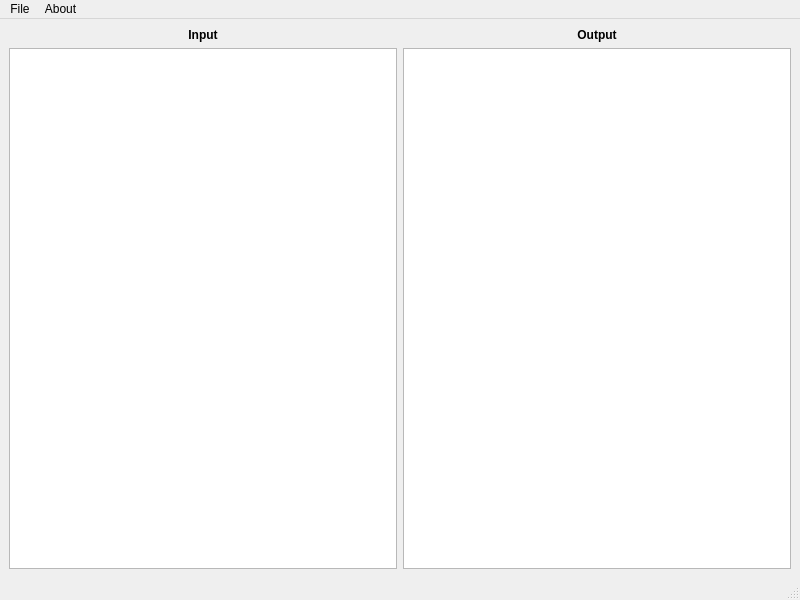
Qt form Forms/xml_editor.ui (Moatsm-prog/XML-To-JSON-1) before a commit.
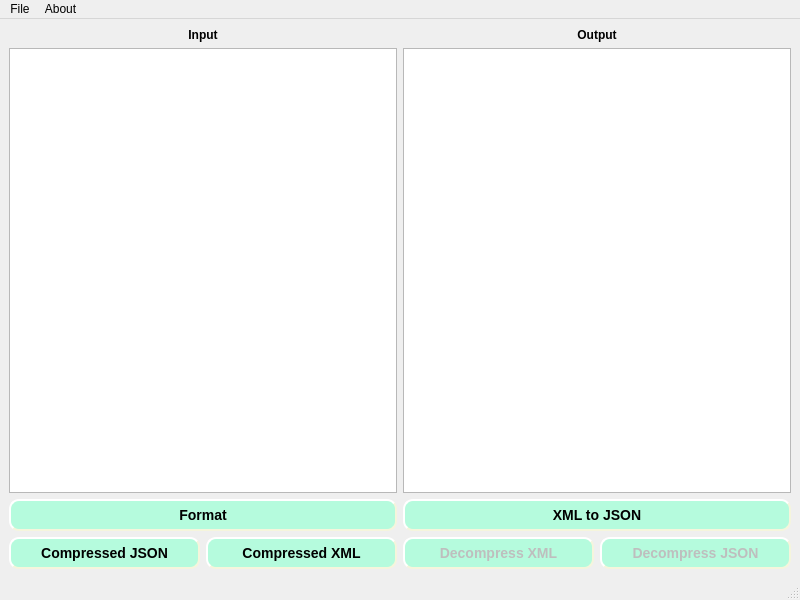
The same form after that commit. Icons and pictures are not drawn.

The edit to the form file:
```diff
--- a/Forms/xml_editor.ui
+++ b/Forms/xml_editor.ui
@@ -71,6 +71,186 @@
       </item>
      </layout>
     </item>
+    <item>
+     <layout class="QVBoxLayout" name="verticalLayout_3">
+      <item>
+       <layout class="QHBoxLayout" name="horizontalLayout_3">
+        <item>
+         <widget class="QPushButton" name="format_button">
+          <property name="styleSheet">
+           <string notr="true">QPushButton{
+	background-color: #B5FBDD;
+    border-style: outset;
+    border-width: 2px;
+    border-radius: 10px;
+    border-color: beige;
+    font: bold 14px;
+    min-width: 10em;
+    padding: 6px;
+}
+QPushButton:pressed {
+    background-color: rgb(224, 0, 0);
+    border-style: inset;
+}
+
+QPushButton:hover{
+background-color:rgb(252, 252, 252)
+}</string>
+          </property>
+          <property name="text">
+           <string>Format</string>
+          </property>
+         </widget>
+        </item>
+        <item>
+         <widget class="QPushButton" name="convert">
+          <property name="styleSheet">
+           <string notr="true">QPushButton{
+	background-color: #B5FBDD;
+    border-style: outset;
+    border-width: 2px;
+    border-radius: 10px;
+    border-color: beige;
+    font: bold 14px;
+    min-width: 10em;
+    padding: 6px;
+}
+QPushButton:pressed {
+    background-color: rgb(224, 0, 0);
+    border-style: inset;
+}
+
+QPushButton:hover{
+background-color:rgb(252, 252, 252)
+}</string>
+          </property>
+          <property name="text">
+           <string>XML to JSON</string>
+          </property>
+         </widget>
+        </item>
+       </layout>
+      </item>
+      <item>
+       <layout class="QHBoxLayout" name="horizontalLayout_2">
+        <item>
+         <widget class="QPushButton" name="comp_json">
+          <property name="styleSheet">
+           <string notr="true">QPushButton{
+	background-color: #B5FBDD;
+    border-style: outset;
+    border-width: 2px;
+    border-radius: 10px;
+    border-color: beige;
+    font: bold 14px;
+    min-width: 10em;
+    padding: 6px;
+}
+QPushButton:pressed {
+    background-color: rgb(224, 0, 0);
+    border-style: inset;
+}
+
+QPushButton:hover{
+background-color:rgb(252, 252, 252)
+}</string>
+          </property>
+          <property name="text">
+           <string>Compressed JSON</string>
+          </property>
+         </widget>
+        </item>
+        <item>
+         <widget class="QPushButton" name="compress_xml">
+          <property name="styleSheet">
+           <string notr="true">QPushButton{
+	background-color: #B5FBDD;
+    border-style: outset;
+    border-width: 2px;
+    border-radius: 10px;
+    border-color: beige;
+    font: bold 14px;
+    min-width: 10em;
+    padding: 6px;
+}
+QPushButton:pressed {
+    background-color: rgb(224, 0, 0);
+    border-style: inset;
+}
+
+QPushButton:hover{
+background-color:rgb(252, 252, 252)
+}</string>
+          </property>
+          <property name="text">
+           <string>Compressed XML</string>
+          </property>
+         </widget>
+        </item>
+        <item>
+         <widget class="QPushButton" name="Decomp_xml">
+          <property name="enabled">
+           <bool>false</bool>
+          </property>
+          <property name="styleSheet">
+           <string notr="true">QPushButton{
+	background-color: #B5FBDD;
+    border-style: outset;
+    border-width: 2px;
+    border-radius: 10px;
+    border-color: beige;
+    font: bold 14px;
+    min-width: 10em;
+    padding: 6px;
+}
+QPushButton:pressed {
+    background-color: rgb(224, 0, 0);
+    border-style: inset;
+}
+
+QPushButton:hover{
+background-color:rgb(252, 252, 252)
+}</string>
+          </property>
+          <property name="text">
+           <string>Decompress XML</string>
+          </property>
+         </widget>
+        </item>
+        <item>
+         <widget class="QPushButton" name="Decomp_json">
+          <property name="enabled">
+           <bool>false</bool>
+          </property>
+          <property name="styleSheet">
+           <string notr="true">QPushButton{
+	background-color: #B5FBDD;
+    border-style: outset;
+    border-width: 2px;
+    border-radius: 10px;
+    border-color: beige;
+    font: bold 14px;
+    min-width: 10em;
+    padding: 6px;
+}
+QPushButton:pressed {
+    background-color: rgb(224, 0, 0);
+    border-style: inset;
+}
+
+QPushButton:hover{
+background-color:rgb(252, 252, 252)
+}</string>
+          </property>
+          <property name="text">
+           <string>Decompress JSON</string>
+          </property>
+         </widget>
+        </item>
+       </layout>
+      </item>
+     </layout>
+    </item>
    </layout>
   </widget>
   <widget class="QMenuBar" name="menubar">
```
Left out of the diff: 6 changed lines with no effect on the pictures.
